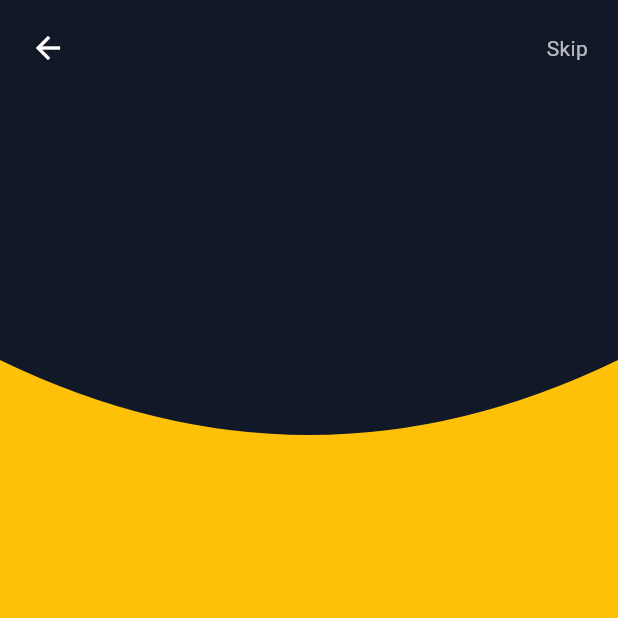
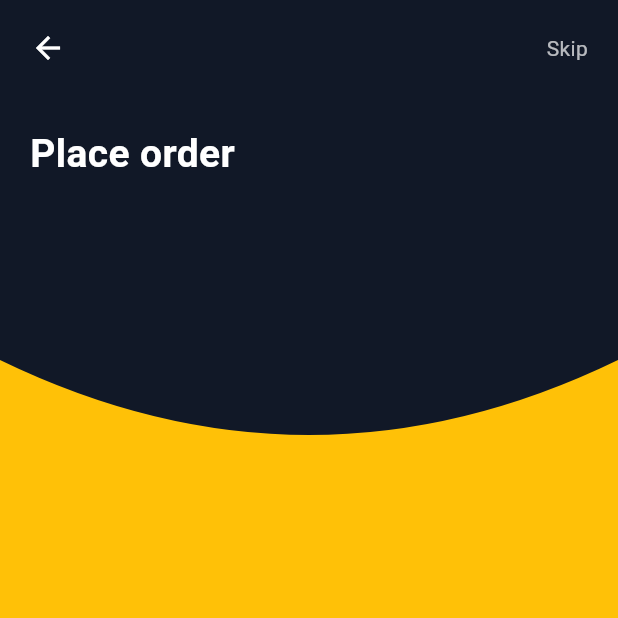
Before and after one commit to dwiilhammaulana/UAS_Mobile_App, a Flutter app: the SplashPageTwo screen opened directly, on a phone screen of 412 x 824 dp, the top half of it. Run offline on Flutter 3.47's test engine with Material 3 defaults, Android fonts, the phone set to English and light mode, and no system bars.

Commit message:
feat: add splash title

```diff
--- a/lib/page/splash_screen2.dart
+++ b/lib/page/splash_screen2.dart
@@ -33,6 +33,17 @@ class SplashPageTwo extends StatelessWidget {
 ),
   ],
 ),
+
+const SizedBox(height: 40),
+
+const Text(
+  "Place order",
+  style: TextStyle(
+    color: Colors.white,
+    fontSize: 26,
+    fontWeight: FontWeight.bold,
+  ),
+),
 ],
 ),
   ),
```
